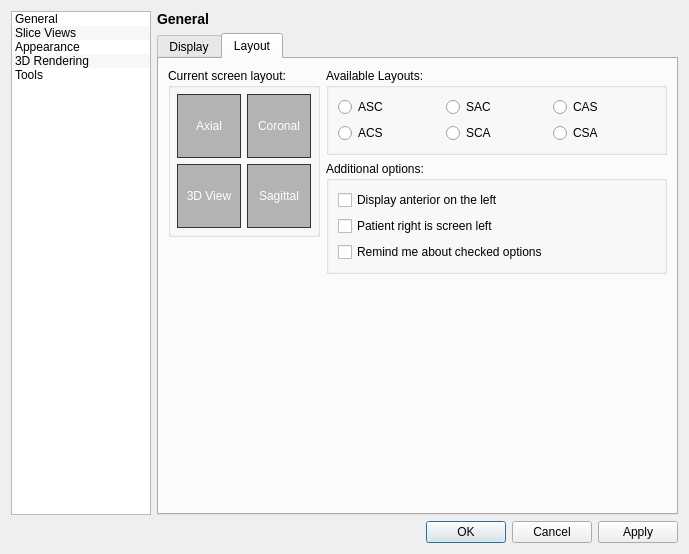
First picture: the form in GUI/Qt/Windows/PreferencesDialog.ui, repository pyushkevich/itksnap, before the edit.
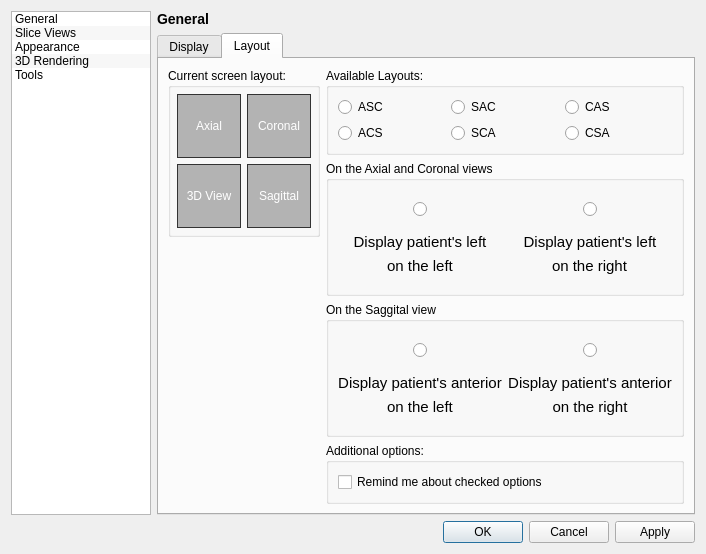
Second picture: the form after the edit. The open tabs and pages were chosen to show the change. Icons and pictures are not drawn. Custom widgets are drawn as their Qt base class.

Commit message: czi-101: layout reminder redo

Patch:
```diff
--- a/GUI/Qt/Windows/PreferencesDialog.ui
+++ b/GUI/Qt/Windows/PreferencesDialog.ui
@@ -551,6 +551,12 @@
               </property>
               <item>
                <widget class="QGroupBox" name="grpLayoutRadio">
+                <property name="sizePolicy">
+                 <sizepolicy hsizetype="Preferred" vsizetype="Fixed">
+                  <horstretch>0</horstretch>
+                  <verstretch>0</verstretch>
+                 </sizepolicy>
+                </property>
                 <property name="title">
                  <string>Available Layouts:</string>
                 </property>
@@ -600,26 +606,266 @@
                 </layout>
                </widget>
               </item>
+              <item>
+               <widget class="QGroupBox" name="grp_axial_option">
+                <property name="title">
+                 <string>On the Axial and Coronal views</string>
+                </property>
+                <layout class="QGridLayout" name="gridLayout_7">
+                 <item row="3" column="1" alignment="Qt::AlignHCenter|Qt::AlignTop">
+                  <widget class="QLabel" name="lbl_axial_b_2">
+                   <property name="font">
+                    <font>
+                     <pointsize>11</pointsize>
+                    </font>
+                   </property>
+                   <property name="text">
+                    <string>on the right</string>
+                   </property>
+                  </widget>
+                 </item>
+                 <item row="2" column="0" alignment="Qt::AlignHCenter|Qt::AlignBottom">
+                  <widget class="QLabel" name="lbl_axial_a_1">
+                   <property name="sizePolicy">
+                    <sizepolicy hsizetype="Fixed" vsizetype="Preferred">
+                     <horstretch>0</horstretch>
+                     <verstretch>0</verstretch>
+                    </sizepolicy>
+                   </property>
+                   <property name="font">
+                    <font>
+                     <pointsize>11</pointsize>
+                    </font>
+                   </property>
+                   <property name="text">
+                    <string>Display patient's left</string>
+                   </property>
+                   <property name="alignment">
+                    <set>Qt::AlignCenter</set>
+                   </property>
+                   <property name="wordWrap">
+                    <bool>false</bool>
+                   </property>
+                   <property name="margin">
+                    <number>0</number>
+                   </property>
+                   <property name="indent">
+                    <number>-1</number>
+                   </property>
+                  </widget>
+                 </item>
+                 <item row="0" column="1" alignment="Qt::AlignHCenter|Qt::AlignBottom">
+                  <widget class="QRadioButton" name="radio_axial_left_on_right">
+                   <property name="sizePolicy">
+                    <sizepolicy hsizetype="Preferred" vsizetype="Preferred">
+                     <horstretch>0</horstretch>
+                     <verstretch>0</verstretch>
+                    </sizepolicy>
+                   </property>
+                   <property name="text">
+                    <string/>
+                   </property>
+                   <property name="icon">
+                    <iconset resource="../Resources/SNAPResources.qrc">
+                     <normaloff>:/root/layout_setting_RL.png</normaloff>:/root/layout_setting_RL.png</iconset>
+                   </property>
+                   <property name="iconSize">
+                    <size>
+                     <width>96</width>
+                     <height>64</height>
+                    </size>
+                   </property>
+                  </widget>
+                 </item>
+                 <item row="2" column="1" alignment="Qt::AlignHCenter|Qt::AlignBottom">
+                  <widget class="QLabel" name="lbl_axial_b_1">
+                   <property name="sizePolicy">
+                    <sizepolicy hsizetype="Fixed" vsizetype="Preferred">
+                     <horstretch>0</horstretch>
+                     <verstretch>0</verstretch>
+                    </sizepolicy>
+                   </property>
+                   <property name="font">
+                    <font>
+                     <pointsize>11</pointsize>
+                    </font>
+                   </property>
+                   <property name="text">
+                    <string>Display patient's left</string>
+                   </property>
+                   <property name="alignment">
+                    <set>Qt::AlignCenter</set>
+                   </property>
+                   <property name="wordWrap">
+                    <bool>true</bool>
+                   </property>
+                  </widget>
+                 </item>
+                 <item row="0" column="0" alignment="Qt::AlignHCenter|Qt::AlignBottom">
+                  <widget class="QRadioButton" name="radio_axial_left_on_left">
+                   <property name="sizePolicy">
+                    <sizepolicy hsizetype="Preferred" vsizetype="Preferred">
+                     <horstretch>0</horstretch>
+                     <verstretch>0</verstretch>
+                    </sizepolicy>
+                   </property>
+                   <property name="text">
+                    <string/>
+                   </property>
+                   <property name="icon">
+                    <iconset resource="../Resources/SNAPResources.qrc">
+                     <normaloff>:/root/layout_setting_LR.png</normaloff>:/root/layout_setting_LR.png</iconset>
+                   </property>
+                   <property name="iconSize">
+                    <size>
+                     <width>96</width>
+                     <height>64</height>
+                    </size>
+                   </property>
+                  </widget>
+                 </item>
+                 <item row="3" column="0" alignment="Qt::AlignTop">
+                  <widget class="QLabel" name="lbl_axial_a_2">
+                   <property name="font">
+                    <font>
+                     <pointsize>11</pointsize>
+                    </font>
+                   </property>
+                   <property name="text">
+                    <string>on the left</string>
+                   </property>
+                   <property name="alignment">
+                    <set>Qt::AlignCenter</set>
+                   </property>
+                  </widget>
+                 </item>
+                </layout>
+               </widget>
+              </item>
+              <item>
+               <widget class="QGroupBox" name="grp_saggital_option">
+                <property name="title">
+                 <string>On the Saggital view</string>
+                </property>
+                <layout class="QGridLayout" name="gridLayout_6">
+                 <item row="0" column="0" alignment="Qt::AlignHCenter|Qt::AlignBottom">
+                  <widget class="QRadioButton" name="radio_saggital_ant_on_left">
+                   <property name="text">
+                    <string/>
+                   </property>
+                   <property name="icon">
+                    <iconset resource="../Resources/SNAPResources.qrc">
+                     <normaloff>:/root/layout_setting_AP.png</normaloff>:/root/layout_setting_AP.png</iconset>
+                   </property>
+                   <property name="iconSize">
+                    <size>
+                     <width>96</width>
+                     <height>64</height>
+                    </size>
+                   </property>
+                  </widget>
+                 </item>
+                 <item row="1" column="0" alignment="Qt::AlignBottom">
+                  <widget class="QLabel" name="lbl_saggital_a_1">
+                   <property name="font">
+                    <font>
+                     <pointsize>11</pointsize>
+                    </font>
+                   </property>
+                   <property name="text">
+                    <string>Display patient's anterior</string>
+                   </property>
+                   <property name="alignment">
+                    <set>Qt::AlignCenter</set>
+                   </property>
+                   <property name="wordWrap">
+                    <bool>false</bool>
+                   </property>
+                  </widget>
+                 </item>
+                 <item row="1" column="1" alignment="Qt::AlignBottom">
+                  <widget class="QLabel" name="lbl_saggital_b_1">
+                   <property name="font">
+                    <font>
+                     <pointsize>11</pointsize>
+                    </font>
+                   </property>
+                   <property name="text">
+                    <string>Display patient's anterior</string>
+                   </property>
+                   <property name="alignment">
+                    <set>Qt::AlignCenter</set>
+                   </property>
+                   <property name="wordWrap">
+                    <bool>false</bool>
+                   </property>
+                  </widget>
+                 </item>
+                 <item row="0" column="1" alignment="Qt::AlignHCenter|Qt::AlignBottom">
+                  <widget class="QRadioButton" name="radio_saggital_ant_on_right">
+                   <property name="text">
+                    <string/>
+                   </property>
+                   <property name="icon">
+                    <iconset resource="../Resources/SNAPResources.qrc">
+                     <normaloff>:/root/layout_setting_PA.png</normaloff>:/root/layout_setting_PA.png</iconset>
+                   </property>
+                   <property name="iconSize">
+                    <size>
+                     <width>96</width>
+                     <height>64</height>
+                    </size>
+                   </property>
+                  </widget>
+                 </item>
+                 <item row="2" column="0" alignment="Qt::AlignTop">
+                  <widget class="QLabel" name="lbl_saggital_a_2">
+                   <property name="font">
+                    <font>
+                     <pointsize>11</pointsize>
+                    </font>
+                   </property>
+                   <property name="text">
+                    <string>on the left</string>
+                   </property>
+                   <property name="alignment">
+                    <set>Qt::AlignCenter</set>
+                   </property>
+                  </widget>
+                 </item>
+                 <item row="2" column="1" alignment="Qt::AlignTop">
+                  <widget class="QLabel" name="lbl_saggital_b_2">
+                   <property name="font">
+                    <font>
+                     <pointsize>11</pointsize>
+                    </font>
+                   </property>
+                   <property name="text">
+                    <string>on the right</string>
+                   </property>
+                   <property name="alignment">
+                    <set>Qt::AlignCenter</set>
+                   </property>
+                  </widget>
+                 </item>
+                </layout>
+               </widget>
+              </item>
               <item>
                <widget class="QGroupBox" name="groupBox_5">
+                <property name="enabled">
+                 <bool>true</bool>
+                </property>
+                <property name="sizePolicy">
+                 <sizepolicy hsizetype="Preferred" vsizetype="Fixed">
+                  <horstretch>0</horstretch>
+                  <verstretch>0</verstretch>
+                 </sizepolicy>
+                </property>
                 <property name="title">
                  <string>Additional options:</string>
                 </property>
                 <layout class="QVBoxLayout" name="verticalLayout_8">
-                 <item>
-                  <widget class="QCheckBox" name="chkLayoutAnteriorSide">
-                   <property name="text">
-                    <string>Display anterior on the left</string>
-                   </property>
-                  </widget>
-                 </item>
-                 <item>
-                  <widget class="QCheckBox" name="chkLayoutRightLeft">
-                   <property name="text">
-                    <string>Patient right is screen left</string>
-                   </property>
-                  </widget>
-                 </item>
                  <item>
                   <widget class="QCheckBox" name="chkRemindLayout">
                    <property name="text">
@@ -630,19 +876,6 @@
                 </layout>
                </widget>
               </item>
-              <item>
-               <spacer name="verticalSpacer_3">
-                <property name="orientation">
-                 <enum>Qt::Vertical</enum>
-                </property>
-                <property name="sizeHint" stdset="0">
-                 <size>
-                  <width>20</width>
-                  <height>40</height>
-                 </size>
-                </property>
-               </spacer>
-              </item>
              </layout>
             </widget>
            </item>
```
Left out of the diff: 28 changed lines with no effect on the pictures. The commit also changes 12 other files.
